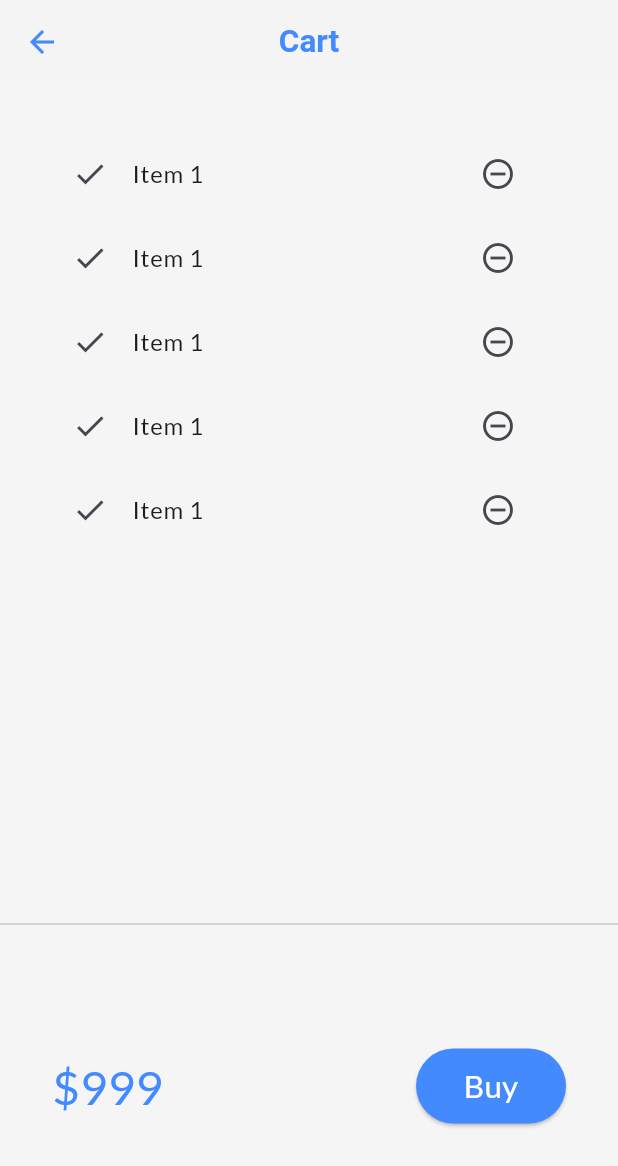
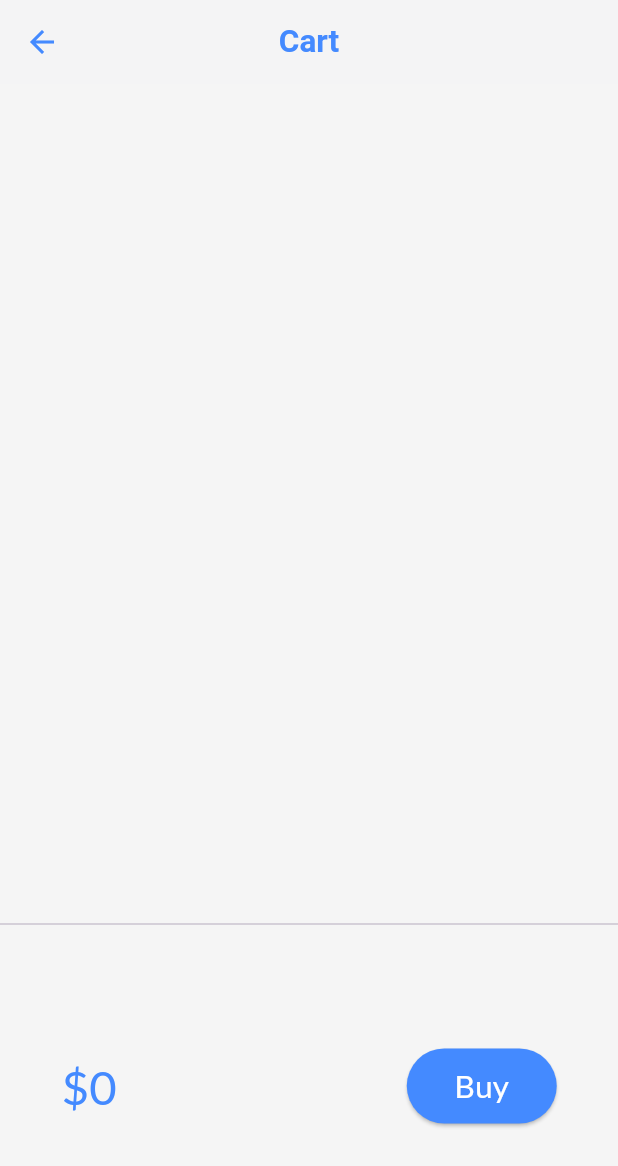
Before and after one commit to mipon21/Catalog_App, a Flutter app: the screen it shows after launch, scrolled down 576 dp, after a tap on the "shopping cart" icon, on a phone screen of 412 x 824 dp. Shown: the top 1166 px of the screen. Run offline on Flutter 3.47's test engine with Material 3 defaults, Android fonts, the phone set to English and light mode, and no system bars; our stand-ins replace google_fonts, velocity_x; network calls fail.

Commit message:
Day 24 done

```diff
--- a/lib/models/cart.dart
+++ b/lib/models/cart.dart
@@ -3,6 +3,14 @@ import 'package:flutter/material.dart';
 
 
 class CartModel {
+
+
+  static final cartModel = CartModel._internal();
+  CartModel._internal();
+  factory CartModel() => cartModel;
+
+
+
   late CatalogModel _catalog;
   final List<int> _itemIds = [];
 
--- a/lib/models/catalog.dart
+++ b/lib/models/catalog.dart
@@ -1,6 +1,12 @@
 import 'dart:convert';
 
 class CatalogModel {
+
+  // static final catModel = CatalogModel()._internal();
+  // CatalogModel()._internal();
+  // factory CatalogModel() => catModel;
+
+
   static List<Item> items = [];
 
    Item getById(int id) => items.firstWhere((element) => element.id == id, orElse: null);
--- a/lib/pages/cart_page.dart
+++ b/lib/pages/cart_page.dart
@@ -2,6 +2,7 @@
 
 // ignore_for_file: prefer_const_constructors
 
+import 'package:app04/models/cart.dart';
 import 'package:app04/widgets/theme.dart';
 import 'package:flutter/material.dart';
 import 'package:velocity_x/velocity_x.dart';
@@ -39,12 +40,14 @@ class _CartTotal extends StatelessWidget {
 
   @override
   Widget build(BuildContext context) {
+    final _cart = CartModel();
+
     return SizedBox(
       height: 200,
       child: Row(
         mainAxisAlignment: MainAxisAlignment.spaceAround,
         children: [
-          "\$999".text.xl4.color(context.theme.primaryColor).make(),
+          "\$${_cart.totalPrice}".text.xl4.color(context.theme.primaryColor).make(),
           30.widthBox,
           ElevatedButton(
             onPressed: () {
@@ -78,6 +81,7 @@ class _CartList extends StatefulWidget {
 }
 
 class _CartListState extends State<_CartList> {
+  final _cart = CartModel();
   @override
   Widget build(BuildContext context) {
     return ListView.builder(
@@ -87,9 +91,9 @@ class _CartListState extends State<_CartList> {
             icon: Icon(Icons.remove_circle_outline),
             onPressed: (){},
           ),
-          title: "Item 1".text.make(),
+          title: _cart.items[index].name.text.make(),
         ),
-        itemCount: 5,
+        itemCount: _cart.items?.length,
     );
   }
 }
--- a/lib/widgets/home_widgets/catalog_header.dart
+++ b/lib/widgets/home_widgets/catalog_header.dart
@@ -20,14 +20,13 @@ class CatalogHeader extends StatelessWidget {
               },
               icon: Icon(Icons.menu),
               iconSize: 30,
-              color: context.theme.primaryColor,
           ),
           Center(
             child: Column(
               crossAxisAlignment: CrossAxisAlignment.center,
               children: [
-                "Catalog App".text.xl5.bold.color(context.theme.primaryColor).make(),
-                "Trending Products".text.color(context.theme.primaryColor).xl2.make(),
+                "Catalog App".text.xl5.bold.color(context.theme.iconTheme.color).make(),
+                "Trending Products".text.color(context.theme.iconTheme.color).xl2.make(),
               ],
             ).pOnly(bottom: 20),
           ),
--- a/lib/widgets/home_widgets/catalog_list.dart
+++ b/lib/widgets/home_widgets/catalog_list.dart
@@ -1,3 +1,4 @@
+import 'package:app04/models/cart.dart';
 import 'package:app04/pages/home_detail.dart';
 import 'package:app04/utils/routes.dart';
 import 'package:flutter/material.dart';
@@ -50,22 +51,7 @@ class CatalogItem extends StatelessWidget {
                   buttonPadding: EdgeInsets.zero,
                   children: [
                     "\$${catalog.price}".text.bold.xl.make(),
-                    ElevatedButton(
-                      onPressed: () => Navigator.push(
-                          context, MaterialPageRoute(
-                          builder: (context) => HomeDetails(catalog: catalog)
-                      )),
-                      child: "Details".text.color(Colors.white).make(),
-                      style: ButtonStyle(
-
-                          backgroundColor: MaterialStateProperty.all(
-                            context.theme.floatingActionButtonTheme.backgroundColor,
-                          ),
-                          shape: MaterialStateProperty.all(
-                              StadiumBorder()
-                          )
-                      ),
-                    )
+                    _AddToCart(catalog: catalog)
                   ],
                 ).pOnly(right: 8.0)
               ],
@@ -75,3 +61,44 @@ class CatalogItem extends StatelessWidget {
     ).color(context.cardColor).rounded.square(150).make().py16();
   }
 }
+
+class _AddToCart extends StatefulWidget {
+  const _AddToCart({
+    super.key,
+    required this.catalog,
+  });
+
+  final Item catalog;
+
+  @override
+  State<_AddToCart> createState() => _AddToCartState();
+}
+
+class _AddToCartState extends State<_AddToCart> {
+
+   bool isAdded = false;
+
+  @override
+  Widget build(BuildContext context) {
+    return ElevatedButton(
+      onPressed: () {
+        isAdded = isAdded.toggle();
+        final _catalog = CatalogModel();
+        final _cart = CartModel();
+        _cart.catalog = _catalog;
+        _cart.add(widget.catalog);
+        setState(() {});
+      },
+      child: isAdded ? Icon(Icons.done): "Details".text.color(Colors.white).make(),
+      style: ButtonStyle(
+
+          backgroundColor: MaterialStateProperty.all(
+            context.theme.floatingActionButtonTheme.backgroundColor,
+          ),
+          shape: MaterialStateProperty.all(
+              StadiumBorder()
+          )
+      ),
+    );
+  }
+}
```
Also changed, not shown: lib/pages/home_detail.dart (+42 -15 lines), pubspec.lock.
